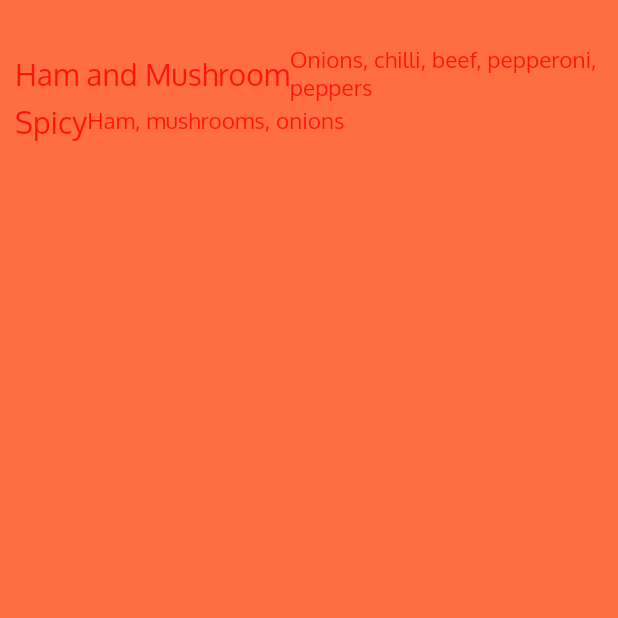
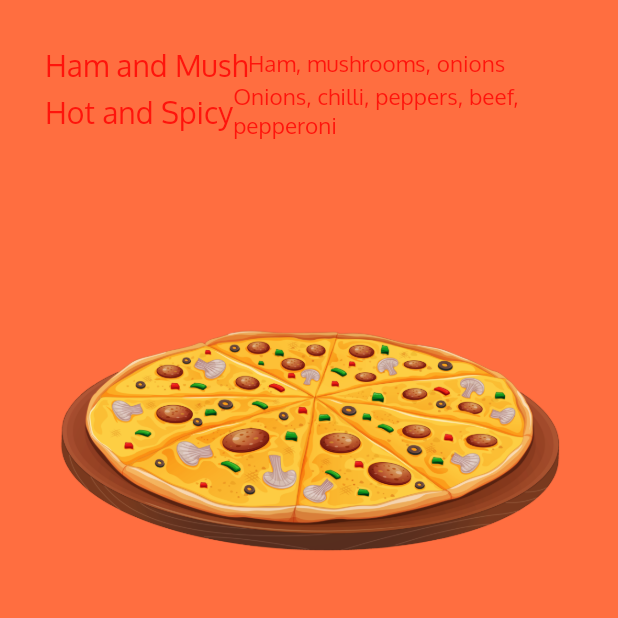
Before and after one commit to KellyUK/flutter_basic_app, a Flutter app: the screen it shows after launch, on a phone screen of 412 x 824 dp, the top half of it. Run offline on Flutter 3.47's test engine with Material 2 defaults, Android fonts, the phone set to English and light mode, and no system bars.

Commit message:
added pizza image

```diff
--- a/lib/ui/home.dart
+++ b/lib/ui/home.dart
@@ -6,37 +6,12 @@ class Home extends StatelessWidget {
     return Center(
         child: Container(
       alignment: Alignment.center,
-            padding: EdgeInsets.only(top: 30.0, left: 10.0),
+      padding: EdgeInsets.all(30.0),
       color: Colors.deepOrangeAccent,
-            child: Column(
-              children: <Widget>[
+      child: Column(children: <Widget>[
         Row(children: <Widget>[
           Text(
-                    "Ham and Mushroom",
-                    textDirection: TextDirection.ltr,
-                    style: TextStyle(
-                      fontSize: 20.0,
-                      decoration: TextDecoration.none,
-                      fontFamily: 'Oxygen',
-                      fontWeight: FontWeight.normal,
-                    ),
-                  ),
-                  Expanded(
-                    child: Text(
-                      "Onions, chilli, beef, pepperoni, peppers",
-                      textDirection: TextDirection.ltr,
-                      style: TextStyle(
-                        fontSize: 15.0,
-                        decoration: TextDecoration.none,
-                        fontFamily: 'Oxygen',
-                        fontWeight: FontWeight.normal,
-                      ),
-                    ),
-                  ),
-                ]),
-                Row(children: <Widget>[
-                  Text(
-                    "Spicy",
+            "Ham and Mush",
             textDirection: TextDirection.ltr,
             style: TextStyle(
               fontSize: 20.0,
@@ -57,8 +32,46 @@ class Home extends StatelessWidget {
               ),
             ),
           ),
-                ])
-              ],
-            )));
+        ]),
+        Row(children: <Widget>[
+          Text(
+            "Hot and Spicy",
+            textDirection: TextDirection.ltr,
+            style: TextStyle(
+              fontSize: 20.0,
+              decoration: TextDecoration.none,
+              fontFamily: 'Oxygen',
+              fontWeight: FontWeight.normal,
+            ),
+          ),
+          Expanded(
+            child: Text(
+              "Onions, chilli, peppers, beef, pepperoni",
+              textDirection: TextDirection.ltr,
+              style: TextStyle(
+                fontSize: 15.0,
+                decoration: TextDecoration.none,
+                fontFamily: 'Oxygen',
+                fontWeight: FontWeight.normal,
+              ),
+            ),
+          ),
+        ]),
+        PizzaImageWidget(),
+      ]),
+    ));
   }
 }
+
+class PizzaImageWidget extends StatelessWidget {
+  @override
+  Widget build(BuildContext context) {
+    AssetImage pizzaAsset = AssetImage('images/pizza-clip-art-31.png');
+    Image image = Image(
+      image: pizzaAsset,
+      width: 400.0,
+      height: 400.0,
+    );
+    return Container(child: image);
+  }
+}
--- a/pubspec.yaml
+++ b/pubspec.yaml
@@ -41,9 +41,8 @@ flutter:
   uses-material-design: true
 
   # To add assets to your application, add an assets section, like this:
-  # assets:
-  #  - images/a_dot_burr.jpeg
-  #  - images/a_dot_ham.jpeg
+  assets:
+   - images/pizza-clip-art-31.png
 
   # An image asset can refer to one or more resolution-specific "variants", see
   # https://flutter.dev/assets-and-images/#resolution-aware.
```
Also changed, not shown: images/pizza-clip-art-31.png (added). Lines whose indentation alone changed are shown as unchanged.
